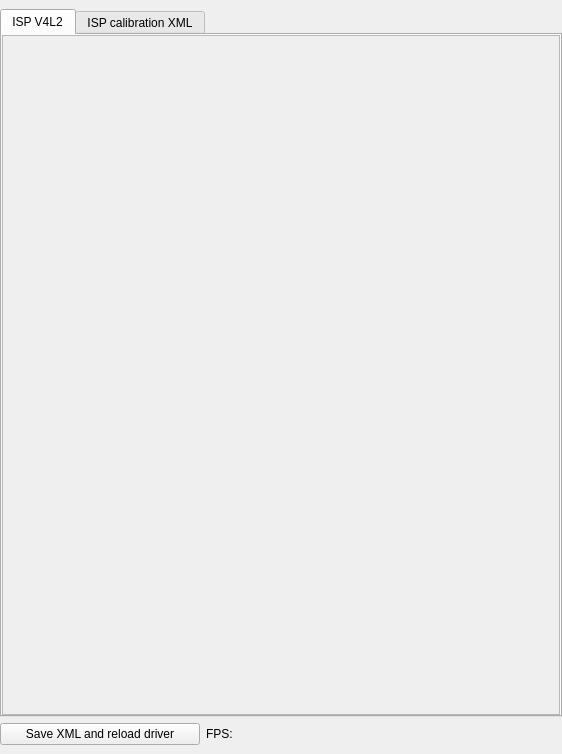
This is mainwindow.ui in jsjsjs000/imx8mp_qt_ar0521_isp_tool as Qt 5 draws it before an edit. The edited form follows.
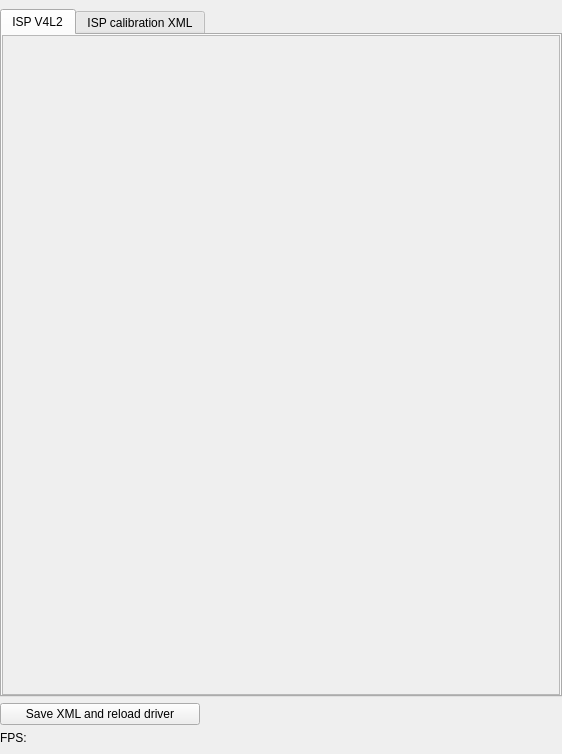
This is the edited form.

```diff
--- a/mainwindow.ui
+++ b/mainwindow.ui
@@ -21,14 +21,7 @@
     <property name="rightMargin">
      <number>0</number>
     </property>
-    <item row="1" column="1">
-     <widget class="QLabel" name="fpsLabel">
-      <property name="text">
-       <string>FPS:</string>
-      </property>
-     </widget>
-    </item>
-    <item row="0" column="0" colspan="2">
+    <item row="1" column="0" colspan="2">
      <layout class="QHBoxLayout" name="horizontalLayout">
       <property name="spacing">
        <number>0</number>
@@ -69,7 +62,7 @@
                <x>0</x>
                <y>0</y>
                <width>554</width>
-               <height>670</height>
+               <height>647</height>
               </rect>
              </property>
              <layout class="QGridLayout" name="gridLayout_3">
@@ -168,7 +161,7 @@
       </item>
      </layout>
     </item>
-    <item row="1" column="0">
+    <item row="2" column="0">
      <widget class="QPushButton" name="saveButton">
       <property name="maximumSize">
        <size>
@@ -181,6 +174,28 @@
       </property>
      </widget>
     </item>
+    <item row="3" column="0">
+     <widget class="QLabel" name="fpsLabel">
+      <property name="sizePolicy">
+       <sizepolicy hsizetype="Expanding" vsizetype="Preferred">
+        <horstretch>0</horstretch>
+        <verstretch>0</verstretch>
+       </sizepolicy>
+      </property>
+      <property name="text">
+       <string>FPS:</string>
+      </property>
+      <property name="alignment">
+       <set>Qt::AlignBottom|Qt::AlignLeading|Qt::AlignLeft</set>
+      </property>
+      <property name="wordWrap">
+       <bool>true</bool>
+      </property>
+      <property name="margin">
+       <number>0</number>
+      </property>
+     </widget>
+    </item>
    </layout>
   </widget>
  </widget>
```
Left out of the diff: 2 changed lines with no effect on the pictures.
